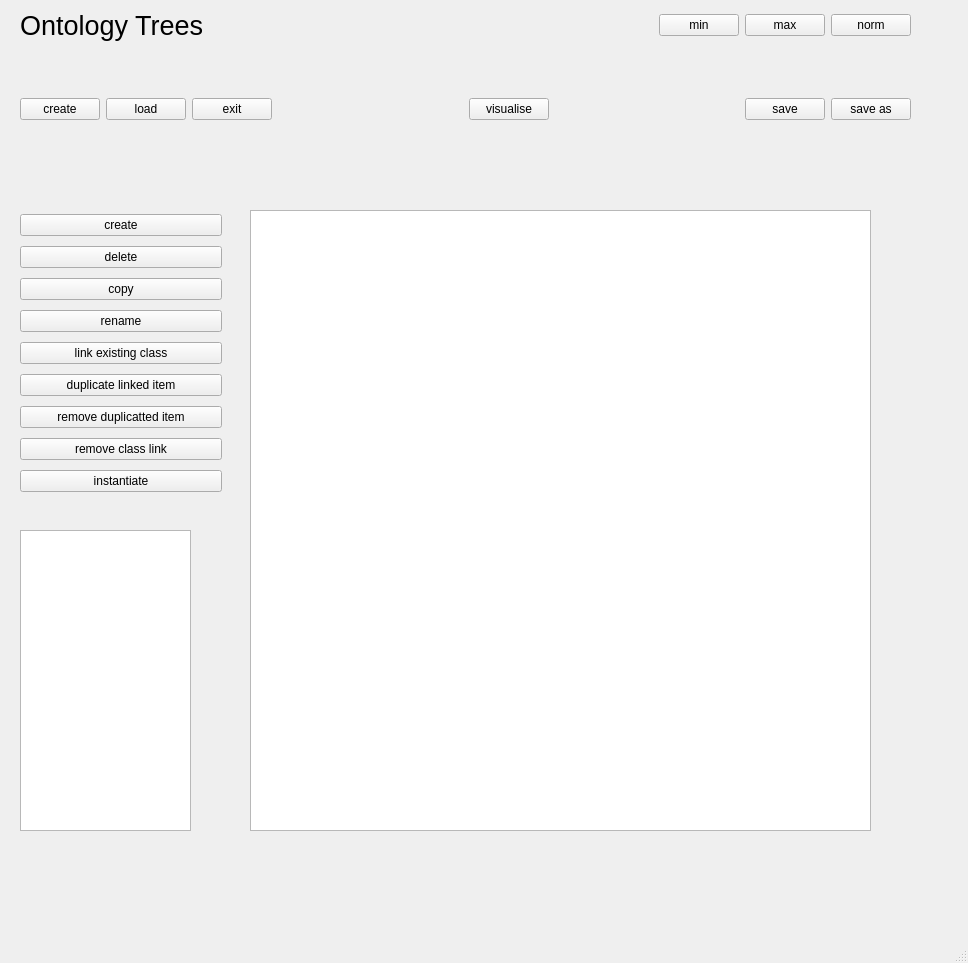
heinz-preisig/PeriConto_generic, file src/TreeSchemata_gui.ui: the form before one commit.
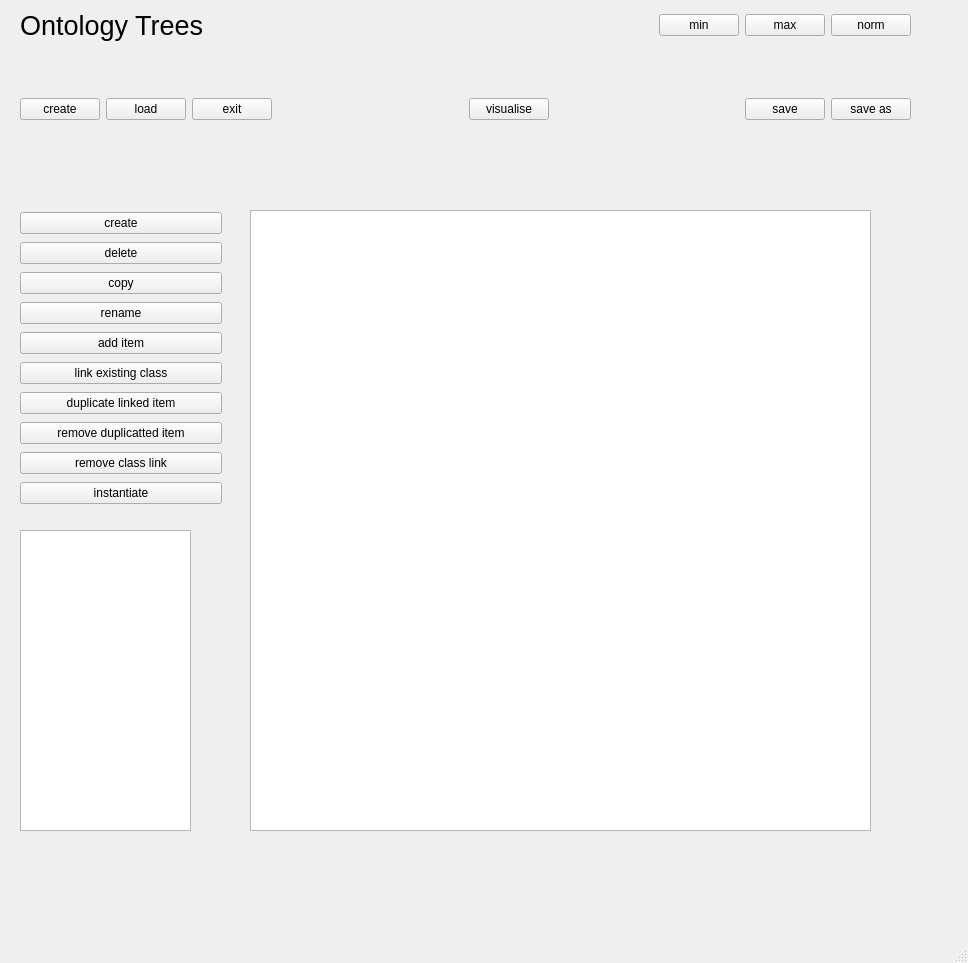
The form after the commit.

The edit to the form file:
```diff
--- a/src/TreeSchemata_gui.ui
+++ b/src/TreeSchemata_gui.ui
@@ -202,7 +202,7 @@
       <x>20</x>
       <y>210</y>
       <width>202</width>
-      <height>293</height>
+      <height>306</height>
      </rect>
     </property>
     <layout class="QVBoxLayout" name="verticalLayout_4">
@@ -234,6 +234,13 @@
        </property>
       </widget>
      </item>
+     <item>
+      <widget class="QPushButton" name="pushBrickAddItem">
+       <property name="text">
+        <string>add item</string>
+       </property>
+      </widget>
+     </item>
      <item>
       <widget class="QPushButton" name="pushTreeLinkExistingClass">
        <property name="text">
```
